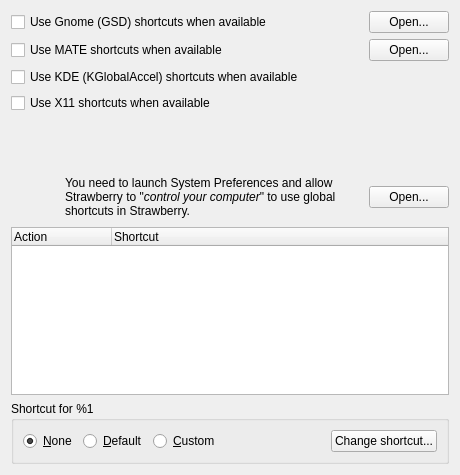
Above: src/settings/globalshortcutssettingspage.ui from strawberrymusicplayer/strawberry before the change. Below: the same form after it.
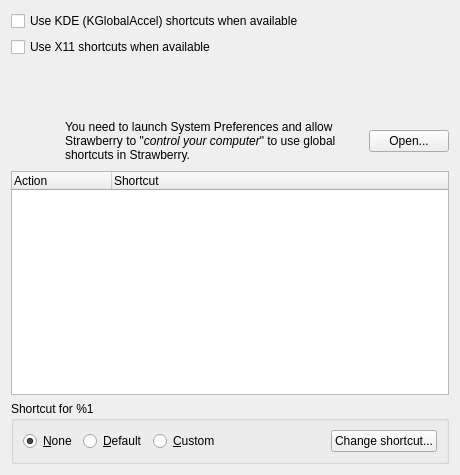
That is the form after the change. Icons and pictures are not drawn.

Commit message: Remove deprecated gnome/mate SettingsDaemon global shortcuts

Diff of the .ui file:
```diff
--- a/src/settings/globalshortcutssettingspage.ui
+++ b/src/settings/globalshortcutssettingspage.ui
@@ -18,82 +18,6 @@
     <normaloff>:/icons/64x64/strawberry.png</normaloff>:/icons/64x64/strawberry.png</iconset>
   </property>
   <layout class="QVBoxLayout" name="layout_globalshortcutssettingspage">
-   <item>
-    <widget class="QWidget" name="widget_gnome" native="true">
-     <layout class="QHBoxLayout" name="layout_gsd">
-      <property name="leftMargin">
-       <number>0</number>
-      </property>
-      <property name="topMargin">
-       <number>0</number>
-      </property>
-      <property name="rightMargin">
-       <number>0</number>
-      </property>
-      <property name="bottomMargin">
-       <number>0</number>
-      </property>
-      <item>
-       <widget class="QCheckBox" name="checkbox_gnome">
-        <property name="sizePolicy">
-         <sizepolicy hsizetype="Expanding" vsizetype="Fixed">
-          <horstretch>0</horstretch>
-          <verstretch>0</verstretch>
-         </sizepolicy>
-        </property>
-        <property name="text">
-         <string>Use Gnome (GSD) shortcuts when available</string>
-        </property>
-       </widget>
-      </item>
-      <item>
-       <widget class="QPushButton" name="button_gnome_open">
-        <property name="text">
-         <string>Open...</string>
-        </property>
-       </widget>
-      </item>
-     </layout>
-    </widget>
-   </item>
-   <item>
-    <widget class="QWidget" name="widget_mate" native="true">
-     <layout class="QHBoxLayout" name="horizontalLayout">
-      <property name="leftMargin">
-       <number>0</number>
-      </property>
-      <property name="topMargin">
-       <number>0</number>
-      </property>
-      <property name="rightMargin">
-       <number>0</number>
-      </property>
-      <property name="bottomMargin">
-       <number>0</number>
-      </property>
-      <item>
-       <widget class="QCheckBox" name="checkbox_mate">
-        <property name="sizePolicy">
-         <sizepolicy hsizetype="Expanding" vsizetype="Fixed">
-          <horstretch>0</horstretch>
-          <verstretch>0</verstretch>
-         </sizepolicy>
-        </property>
-        <property name="text">
-         <string>Use MATE shortcuts when available</string>
-        </property>
-       </widget>
-      </item>
-      <item>
-       <widget class="QPushButton" name="button_mate_open">
-        <property name="text">
-         <string>Open...</string>
-        </property>
-       </widget>
-      </item>
-     </layout>
-    </widget>
-   </item>
    <item>
     <widget class="QWidget" name="widget_kde" native="true">
      <layout class="QVBoxLayout" name="verticalLayout">
```
Left out of the diff: 5 changed lines with no effect on the pictures. The commit also changes 15 other files.
